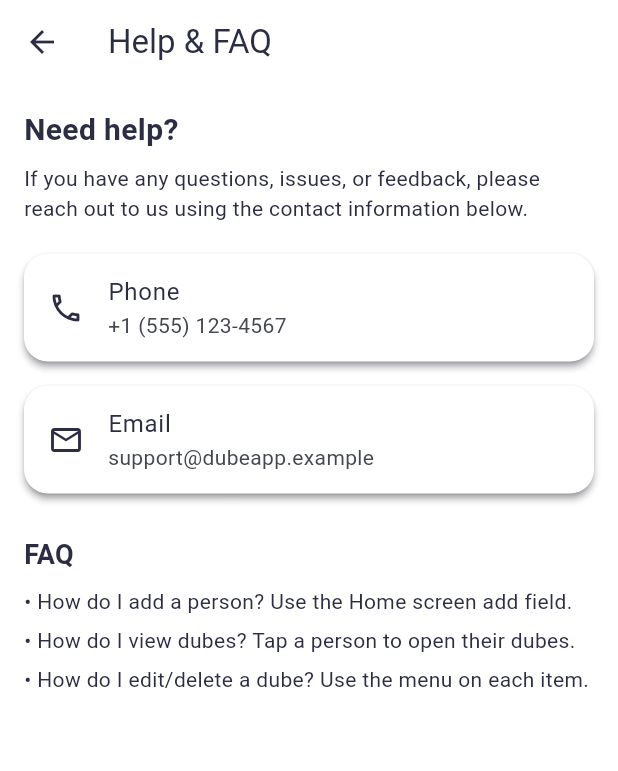
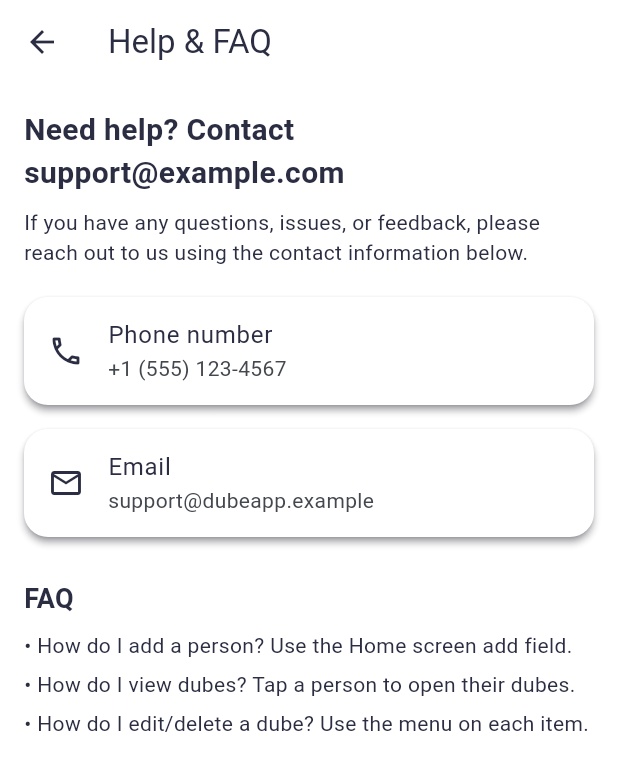
Before and after one commit to BetselotB/Dube, a Flutter app: the ProfilePage screen opened directly, after a tap on "Help & FAQ", on a phone screen of 412 x 824 dp. Shown: the top 771 px of the screen. Run offline on Flutter 3.47's test engine with Material 3 defaults, Android fonts, the phone set to English and light mode, and no system bars; our stand-ins replace cloud_firestore, connectivity_plus, firebase_auth, firebase_core, google_sign_in, image_picker and 3 more; accounts and stored records are empty.

Commit message:
localization

```diff
--- a/lib/l10n/app_localizations.dart
+++ b/lib/l10n/app_localizations.dart
@@ -946,6 +946,15 @@ abstract class AppLocalizations {
   /// In en, this message translates to:
   /// **'Need help? Contact support@example.com'**
   String get needHelpContactSupport;
+
+  /// Additional localizations for profile/help/FAQ
+  String get helpContactDetail;
+  String get emailSupport;
+  String get supportEmail;
+  String get faqHeader;
+  String get faqAddPerson;
+  String get faqViewDubes;
+  String get faqEditDeleteDube;
 }
 
 class _AppLocalizationsDelegate extends LocalizationsDelegate<AppLocalizations> {
--- a/lib/pages/homepage/profile.dart
+++ b/lib/pages/homepage/profile.dart
@@ -1,4 +1,5 @@
 import 'package:flutter/material.dart';
+import '../../l10n/app_localizations.dart';
 import 'package:firebase_auth/firebase_auth.dart';
 import 'package:url_launcher/url_launcher.dart';
 
@@ -11,10 +12,10 @@ class ProfilePage extends StatelessWidget {
 
     return Scaffold(
       appBar: AppBar(
-        title: const Text('Profile'),
+        title: Text(AppLocalizations.of(context)!.profile),
       ),
       body: user == null
-          ? const Center(child: Text('Not signed in'))
+          ? Center(child: Text(AppLocalizations.of(context)!.notSignedIn))
           : ListView(
               padding: const EdgeInsets.all(16),
               children: [
@@ -38,7 +39,7 @@ class ProfilePage extends StatelessWidget {
                     children: [
                       ListTile(
                         leading: const Icon(Icons.person_outline),
-                        title: const Text('Name'),
+                        title: Text(AppLocalizations.of(context)!.name),
                         subtitle: Text(user.displayName ?? '—'),
                       ),
                       const Divider(height: 0),
@@ -50,7 +51,7 @@ class ProfilePage extends StatelessWidget {
                       const Divider(height: 0),
                       ListTile(
                         leading: const Icon(Icons.verified_user_outlined),
-                        title: const Text('UID'),
+                        title: const Text('UID'), // No localization for UID, keep as is
                         subtitle: Text(user.uid),
                       ),
                     ],
@@ -61,7 +62,7 @@ class ProfilePage extends StatelessWidget {
                   child: ListTile(
                     leading: const Icon(Icons.help_outline),
                     title: const Text('Help & FAQ'),
-                    subtitle: const Text('Contact info and common questions'),
+                    subtitle: Text(AppLocalizations.of(context)!.aboutHint),
                     onTap: () {
                       Navigator.of(context).push(
                         MaterialPageRoute(builder: (_) => const HelpFaqPage()),
@@ -82,25 +83,25 @@ class HelpFaqPage extends StatelessWidget {
   Widget build(BuildContext context) {
     return Scaffold(
       appBar: AppBar(
-        title: const Text('Help & FAQ'),
+        title: Text(AppLocalizations.of(context)!.helpFaq),
       ),
       body: ListView(
         padding: const EdgeInsets.all(16),
         children: [
           Text(
-            'Need help?',
+            AppLocalizations.of(context)!.needHelpContactSupport,
             style: const TextStyle(fontSize: 20, fontWeight: FontWeight.bold),
           ),
           const SizedBox(height: 8),
           Text(
-            'If you have any questions, issues, or feedback, please reach out to us using the contact information below.',
+            AppLocalizations.of(context)!.helpContactDetail,
           ),
           const SizedBox(height: 16),
           Card(
             child: ListTile(
               leading: const Icon(Icons.phone_outlined),
-              title: const Text('Phone'),
-              subtitle: const Text('+1 (555) 123-4567'),
+              title: Text(AppLocalizations.of(context)!.phoneNumber),
+              subtitle: const Text('+1 (555) 123-4567'), // Keep as is, or localize if needed
               onTap: () async {
                 final uri = Uri(scheme: 'tel', path: '+15551234567');
                 if (await canLaunchUrl(uri)) {
@@ -113,8 +114,8 @@ class HelpFaqPage extends StatelessWidget {
           Card(
             child: ListTile(
               leading: const Icon(Icons.email_outlined),
-              title: const Text('Email'),
-              subtitle: const Text('support@dubeapp.example'),
+              title: Text(AppLocalizations.of(context)!.emailSupport),
+              subtitle: Text(AppLocalizations.of(context)!.supportEmail), // Keep as is, or localize if needed
               onTap: () async {
                 final uri = Uri(
                   scheme: 'mailto',
@@ -128,16 +129,16 @@ class HelpFaqPage extends StatelessWidget {
             ),
           ),
           const SizedBox(height: 24),
-          const Text(
-            'FAQ',
+          Text(
+            AppLocalizations.of(context)!.faqHeader,
             style: TextStyle(fontSize: 18, fontWeight: FontWeight.w600),
           ),
           const SizedBox(height: 8),
-          const Text('• How do I add a person? Use the Home screen add field.'),
+          Text(AppLocalizations.of(context)!.faqAddPerson),
           const SizedBox(height: 6),
-          const Text('• How do I view dubes? Tap a person to open their dubes.'),
+          Text(AppLocalizations.of(context)!.faqViewDubes),
           const SizedBox(height: 6),
-          const Text('• How do I edit/delete a dube? Use the menu on each item.'),
+          Text(AppLocalizations.of(context)!.faqEditDeleteDube),
         ],
       ),
     );
```
Also changed, not shown: lib/l10n/app_localizations_am.dart (+22 -1 lines), lib/l10n/app_localizations_en.dart (+15 -0 lines).
